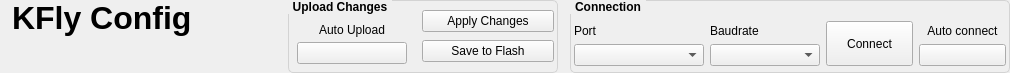
The window that ui_connect.ui (korken89/kfly_gui) describes before a commit, drawn with Qt 5.
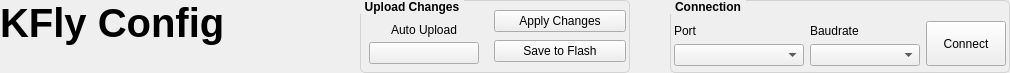
The same window after the commit. Custom widgets are drawn as their Qt base class.

Patch:
```diff
--- a/ui_connect.ui
+++ b/ui_connect.ui
@@ -21,7 +21,7 @@
   </property>
   <layout class="QHBoxLayout" name="horizontalLayout">
    <property name="spacing">
-    <number>12</number>
+    <number>0</number>
    </property>
    <property name="leftMargin">
     <number>0</number>
@@ -46,7 +46,7 @@
     <widget class="QLabel" name="label_4">
      <property name="font">
       <font>
-       <pointsize>24</pointsize>
+       <pointsize>30</pointsize>
        <weight>75</weight>
        <bold>true</bold>
        <underline>false</underline>
@@ -202,11 +202,27 @@
      </layout>
     </widget>
    </item>
+   <item>
+    <spacer name="horizontalSpacer_2">
+     <property name="orientation">
+      <enum>Qt::Horizontal</enum>
+     </property>
+     <property name="sizeType">
+      <enum>QSizePolicy::Fixed</enum>
+     </property>
+     <property name="sizeHint" stdset="0">
+      <size>
+       <width>40</width>
+       <height>20</height>
+      </size>
+     </property>
+    </spacer>
+   </item>
    <item>
     <widget class="QGroupBox" name="groupBox">
      <property name="minimumSize">
       <size>
-       <width>440</width>
+       <width>300</width>
        <height>0</height>
       </size>
      </property>
@@ -329,30 +345,6 @@
         </item>
        </layout>
       </item>
-      <item>
-       <layout class="QVBoxLayout" name="verticalLayout_2">
-        <property name="rightMargin">
-         <number>0</number>
-        </property>
-        <item>
-         <widget class="QLabel" name="label_3">
-          <property name="text">
-           <string>Auto connect</string>
-          </property>
-          <property name="alignment">
-           <set>Qt::AlignBottom|Qt::AlignHCenter</set>
-          </property>
-         </widget>
-        </item>
-        <item>
-         <widget class="sliderbox" name="buttonAutoConnect">
-          <property name="text">
-           <string/>
-          </property>
-         </widget>
-        </item>
-       </layout>
-      </item>
      </layout>
     </widget>
    </item>
```
